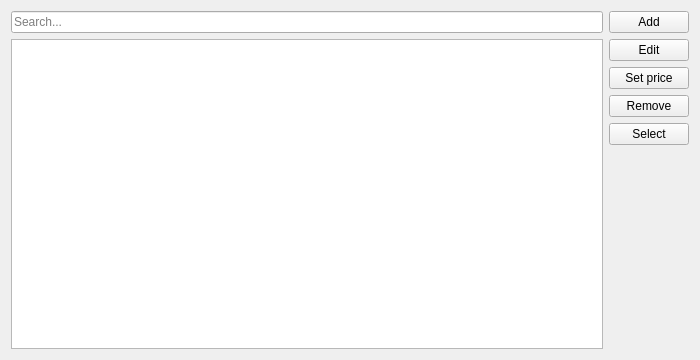
Old version of the form src/views/ui_files/security_form.ui in the repository JakubFranek/Kapytal.
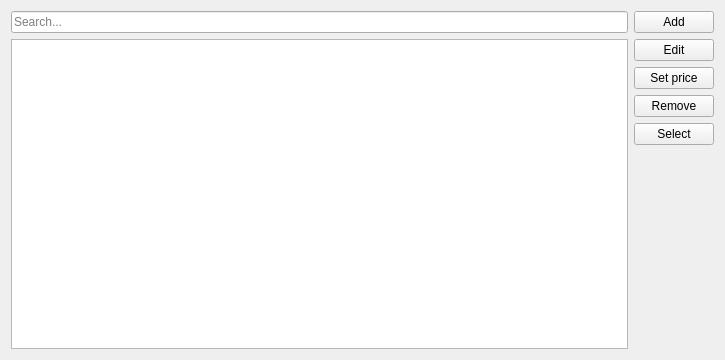
New version of the form.

Diff of the .ui file:
```diff
--- a/src/views/ui_files/security_form.ui
+++ b/src/views/ui_files/security_form.ui
@@ -9,7 +9,7 @@
    <rect>
     <x>0</x>
     <y>0</y>
-    <width>700</width>
+    <width>725</width>
     <height>360</height>
    </rect>
   </property>
```
